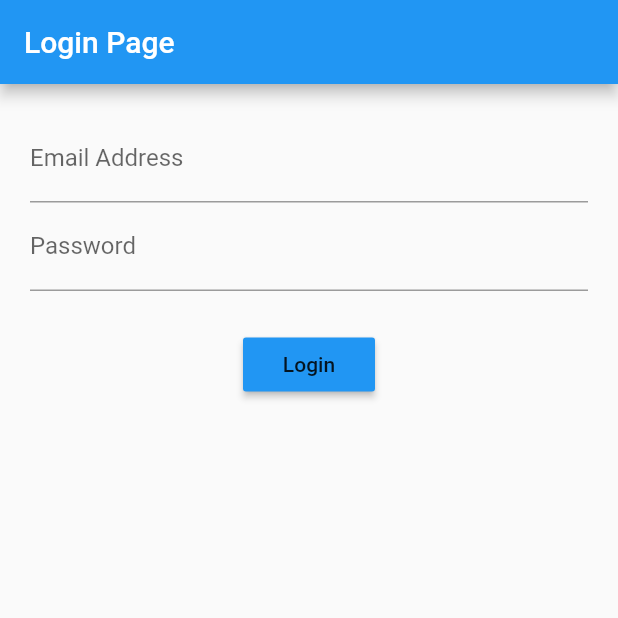
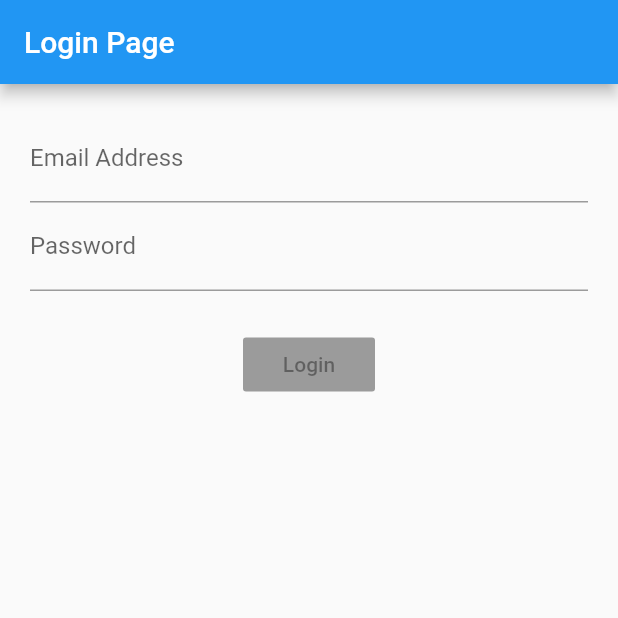
Before and after one commit to fahmi54321/login_bloc, a Flutter app: the screen it shows after launch, on a phone screen of 412 x 824 dp, the top half of it. Run offline on Flutter 3.47's test engine with Material 2 defaults, Android fonts, the phone set to English and light mode, and no system bars; our stand-ins replace rxdart.

```diff
--- a/lib/bloc/bloc.dart
+++ b/lib/bloc/bloc.dart
@@ -1,14 +1,20 @@
 import 'dart:async';
 import 'validators.dart';
+import 'package:rxdart/rxdart.dart';
 
 class Bloc extends Object with Validators{
 
-  final _email = StreamController<String>();
-  final _password = StreamController<String>();
+  //todo 2 (next login_page)
+  // tambah broadcast karena stream akan di listen multiple times
+  final _email = StreamController<String>.broadcast();
+  final _password = StreamController<String>.broadcast();
 
   // retrive data from stream
   Stream<String> get email => _email.stream.transform(validateEmail);
   Stream<String> get password => _password.stream.transform(validatePassword);
+
+  //todo 1
+  Stream<bool> get submitValid => CombineLatestStream.combine2(email, password, (e, p) => true);
 
   // ada data to stream
   Function(String) get changeEmail => _email.sink.add;
--- a/lib/bloc/providers.dart
+++ b/lib/bloc/providers.dart
@@ -3,23 +3,19 @@ import 'bloc.dart';
 
 class Provider extends InheritedWidget{
 
-  //todo 1
   Provider({
     Key? key,
     required Widget child,
   }) : super(key: key, child: child);
 
-  //todo 2
   final bloc = Bloc();
 
 
-  //todo 3
   @override
   bool updateShouldNotify(Provider oldWidget) {
     return true;
   }
 
-  //todo 4 (next main.dart)
   static Bloc of(BuildContext context){
     return (context.dependOnInheritedWidgetOfExactType<Provider>() as Provider).bloc;
   }
--- a/lib/login_page.dart
+++ b/lib/login_page.dart
@@ -7,8 +7,6 @@ class LoginPage extends StatelessWidget {
 
   @override
   Widget build(BuildContext context) {
-
-    //todo 6
     final bloc = Provider.of(context);
 
     return Scaffold(
@@ -19,10 +17,10 @@ class LoginPage extends StatelessWidget {
         margin: EdgeInsets.all(20),
         child: Column(
           children: [
-            emailField(bloc), //todo 7
-            passwordField(bloc), //todo 8 (finish)
+            emailField(bloc),
+            passwordField(bloc),
             SizedBox(height: 25),
-            submitButton(),
+            submitButton(bloc),
           ],
         ),
       ),
@@ -49,24 +47,29 @@ class LoginPage extends StatelessWidget {
   }
 
   Widget passwordField(Bloc bloc) {
-
-    return StreamBuilder(stream: bloc.password,builder: (context,snapshot){
+    return StreamBuilder(
+        stream: bloc.password,
+        builder: (context, snapshot) {
           return TextField(
             decoration: InputDecoration(
                 hintText: 'Password',
                 labelText: 'Password',
-          errorText: snapshot.error as String?
-        ),
+                errorText: snapshot.error as String?),
             onChanged: bloc.changePassword,
           );
         });
   }
 
-  Widget submitButton() {
+  Widget submitButton(Bloc bloc) {
+    //todo 3 (finish)
+    return StreamBuilder(
+        stream: bloc.submitValid,
+        builder: (context,AsyncSnapshot<bool> snapshot) {
           return RaisedButton(
-      onPressed: () {},
+            onPressed:(snapshot.hasData == false) ? null : () {},
             child: Text('Login'),
             color: Colors.blue,
           );
+        });
   }
 }
--- a/lib/main.dart
+++ b/lib/main.dart
@@ -12,7 +12,7 @@ class MyApp extends StatelessWidget {
   @override
   Widget build(BuildContext context) {
 
-    return Provider( //todo 5 (next login_page)
+    return Provider(
       child: MaterialApp(
         title: 'Flutter Demo',
         theme: ThemeData(
--- a/pubspec.yaml
+++ b/pubspec.yaml
@@ -34,6 +34,7 @@ dependencies:
   # The following adds the Cupertino Icons font to your application.
   # Use with the CupertinoIcons class for iOS style icons.
   cupertino_icons: ^1.0.2
+  rxdart: ^0.27.4
 
 dev_dependencies:
   flutter_test:
```
Also changed, not shown: pubspec.lock. Lines whose indentation alone changed are shown as unchanged.
